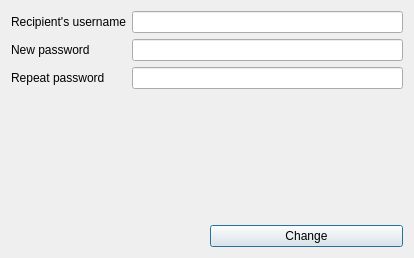
First picture: the form in forms/changepassworddialog.ui, repository iamOgunyinka/TragelPC, before the edit.
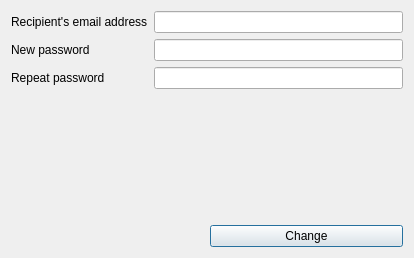
Second picture: the form after the edit.

```diff
--- a/forms/changepassworddialog.ui
+++ b/forms/changepassworddialog.ui
@@ -19,7 +19,7 @@
      <item row="0" column="0">
       <widget class="QLabel" name="label">
        <property name="text">
-        <string>Recipient's username</string>
+        <string>Recipient's email address</string>
        </property>
        <property name="buddy">
         <cstring>username_line</cstring>
```
Left out of the diff: 6 changed lines with no effect on the pictures.
